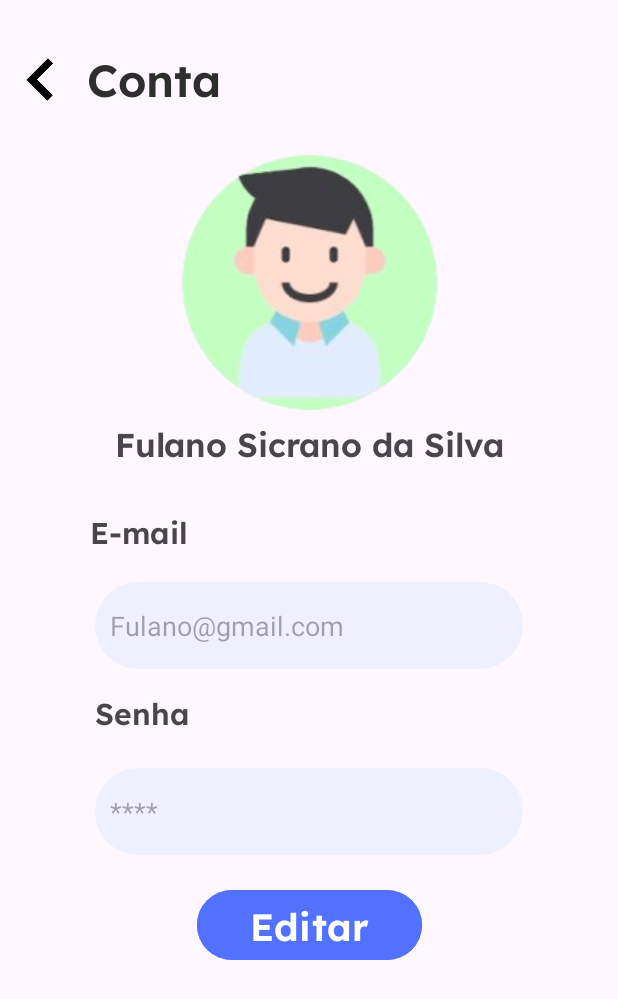
After one commit to mgolegario/LuFit, an Android app: the Conta screen opened directly, with no data from a screen before it, on a phone screen of 412 x 824 dp. The commit adds this screen. Shown: the top 999 px of the screen. Run offline under Robolectric (Android 15) with nearby library versions, the phone set to English and light mode, and no system bars.

Commit message:
Telas: DB funcionando, apenas adicionar algumas coisas e fim

```diff
--- /dev/null
+++ b/app/src/main/java/com/example/lufit/Conta.java
@@ -0,0 +1,24 @@
+package com.example.lufit;
+
+import android.os.Bundle;
+
+import androidx.activity.EdgeToEdge;
+import androidx.appcompat.app.AppCompatActivity;
+import androidx.core.graphics.Insets;
+import androidx.core.view.ViewCompat;
+import androidx.core.view.WindowInsetsCompat;
+
+public class Conta extends AppCompatActivity {
+
+    @Override
+    protected void onCreate(Bundle savedInstanceState) {
+        super.onCreate(savedInstanceState);
+        EdgeToEdge.enable(this);
+        setContentView(R.layout.activity_conta);
+        ViewCompat.setOnApplyWindowInsetsListener(findViewById(R.id.main), (v, insets) -> {
+            Insets systemBars = insets.getInsets(WindowInsetsCompat.Type.systemBars());
+            v.setPadding(systemBars.left, systemBars.top, systemBars.right, systemBars.bottom);
+            return insets;
+        });
+    }
+}
--- a/app/src/main/java/com/example/lufit/Conversa.java
+++ b/app/src/main/java/com/example/lufit/Conversa.java
@@ -105,8 +105,8 @@ public class Conversa extends AppCompatActivity {
                             Intent i = new Intent(Conversa.this, Home.class);
                             b = new Bundle();
                             b.putString("nome", nome);
-                            b.putFloat("altura", altura);
-                            b.putFloat("peso", peso);
+                            b.putString("altura", String.valueOf(altura));
+                            b.putString("peso", String.valueOf(peso));
                             b.putString("projeto", projeto);
 
                             i.putExtras(b);
--- /dev/null
+++ b/app/src/main/res/layout/activity_conta.xml
@@ -0,0 +1,166 @@
+<?xml version="1.0" encoding="utf-8"?>
+<androidx.constraintlayout.widget.ConstraintLayout xmlns:android="http://schemas.android.com/apk/res/android"
+    xmlns:app="http://schemas.android.com/apk/res-auto"
+    xmlns:tools="http://schemas.android.com/tools"
+    android:id="@+id/main"
+    android:layout_width="match_parent"
+    android:layout_height="match_parent"
+    tools:context=".ContaEditar">
+
+    <ImageView
+        android:id="@+id/iv_seta"
+        android:layout_width="30dp"
+        android:layout_height="50dp"
+        android:layout_marginStart="18dp"
+        android:layout_marginTop="28dp"
+        android:layout_marginEnd="5dp"
+        android:layout_weight="1"
+        app:layout_constraintEnd_toStartOf="@+id/tv_conta"
+        app:layout_constraintHorizontal_bias="0.0"
+        app:layout_constraintStart_toStartOf="parent"
+        app:layout_constraintTop_toTopOf="parent"
+        app:srcCompat="@drawable/seta_icone" />
+
+    <TextView
+        android:id="@+id/tv_conta"
+        android:layout_width="100dp"
+        android:layout_height="43dp"
+        android:layout_marginStart="10dp"
+        android:layout_marginTop="32dp"
+        android:layout_marginEnd="260dp"
+        android:layout_weight="1"
+        android:fontFamily="@font/lexend_semibold"
+        android:text="Conta"
+        android:textAlignment="viewStart"
+        android:textColor="#2E2E2E"
+        android:textSize="30sp"
+        app:layout_constraintEnd_toEndOf="parent"
+        app:layout_constraintStart_toEndOf="@+id/iv_seta"
+        app:layout_constraintTop_toTopOf="parent" />
+
+    <LinearLayout
+        android:id="@+id/linearLayout"
+        android:layout_width="409dp"
+        android:layout_height="180dp"
+        android:layout_marginStart="1dp"
+        android:layout_marginEnd="1dp"
+        android:orientation="vertical"
+        app:layout_constraintEnd_toEndOf="parent"
+        app:layout_constraintStart_toStartOf="parent"
+        app:layout_constraintTop_toBottomOf="@+id/linearLayout3">
+
+        <ImageView
+            android:id="@+id/iv_pessoa"
+            android:layout_width="match_parent"
+            android:layout_height="wrap_content"
+
+            app:srcCompat="@drawable/pessoinhaks" />
+
+    </LinearLayout>
+
+    <LinearLayout
+        android:id="@+id/linearLayout2"
+        android:layout_width="409dp"
+        android:layout_height="40dp"
+        android:layout_marginStart="1dp"
+        android:layout_marginTop="1dp"
+        android:layout_marginEnd="1dp"
+        android:orientation="vertical"
+        android:textAlignment="center"
+        app:layout_constraintEnd_toEndOf="parent"
+        app:layout_constraintStart_toStartOf="parent"
+        app:layout_constraintTop_toBottomOf="@+id/linearLayout">
+
+        <TextView
+            android:id="@+id/tv_nome"
+            android:layout_width="match_parent"
+            android:layout_height="wrap_content"
+            android:fontFamily="@font/lexend_semibold"
+            android:text="Fulano Sicrano da Silva"
+            android:textAlignment="center"
+            android:textSize="22sp" />
+    </LinearLayout>
+
+    <TextView
+        android:id="@+id/textView6"
+        android:layout_width="wrap_content"
+        android:layout_height="wrap_content"
+        android:layout_marginTop="20dp"
+        android:fontFamily="@font/lexend_semibold"
+        android:text="E-mail"
+        android:textSize="20sp"
+        app:layout_constraintEnd_toEndOf="parent"
+        app:layout_constraintHorizontal_bias="0.173"
+        app:layout_constraintStart_toStartOf="parent"
+        app:layout_constraintTop_toBottomOf="@+id/linearLayout2" />
+
+    <EditText
+        android:id="@+id/editTextTextEmailAddress"
+        android:layout_width="285dp"
+        android:layout_height="58dp"
+        android:layout_marginTop="20dp"
+        android:background="@drawable/rounded_edittext_background"
+        android:ems="10"
+        android:enabled="true"
+        android:hint="Fulano@gmail.com"
+        android:inputType="textEmailAddress"
+        app:layout_constraintEnd_toEndOf="parent"
+        app:layout_constraintStart_toStartOf="parent"
+        app:layout_constraintTop_toBottomOf="@+id/textView6" />
+
+    <TextView
+        android:id="@+id/textView7"
+        android:layout_width="wrap_content"
+        android:layout_height="wrap_content"
+        android:layout_marginTop="15dp"
+        android:fontFamily="@font/lexend_semibold"
+        android:text="Senha"
+        android:textSize="20sp"
+        app:layout_constraintEnd_toEndOf="parent"
+        app:layout_constraintHorizontal_bias="0.181"
+        app:layout_constraintStart_toStartOf="parent"
+        app:layout_constraintTop_toBottomOf="@+id/editTextTextEmailAddress" />
+
+    <EditText
+        android:id="@+id/editTextTextPassword2"
+        android:layout_width="285dp"
+        android:layout_height="58dp"
+        android:layout_marginTop="66dp"
+        android:background="@drawable/rounded_edittext_background"
+        android:ems="10"
+        android:enabled="true"
+        android:hint="****"
+        android:inputType="textPassword"
+        app:layout_constraintEnd_toEndOf="parent"
+        app:layout_constraintStart_toStartOf="parent"
+        app:layout_constraintTop_toBottomOf="@+id/editTextTextEmailAddress" />
+
+    <Button
+        android:id="@+id/button"
+        android:layout_width="150dp"
+        android:layout_height="wrap_content"
+        android:layout_marginTop="19dp"
+        android:backgroundTint="#5271FF"
+        android:fontFamily="@font/lexend_semibold"
+        android:text="Editar"
+        android:textSize="25sp"
+        app:layout_constraintEnd_toEndOf="parent"
+        app:layout_constraintStart_toStartOf="parent"
+        app:layout_constraintTop_toBottomOf="@+id/editTextTextPassword2" />
+
+    <LinearLayout
+        android:id="@+id/linearLayout3"
+        android:layout_width="409dp"
+        android:layout_height="100dp"
+        android:layout_marginStart="1dp"
+        android:layout_marginTop="16dp"
+        android:layout_marginEnd="1dp"
+        android:orientation="vertical"
+        app:layout_constraintBottom_toTopOf="@+id/tv_conta"
+        app:layout_constraintEnd_toEndOf="parent"
+        app:layout_constraintHorizontal_bias="1.0"
+        app:layout_constraintStart_toStartOf="parent"
+        app:layout_constraintTop_toTopOf="parent"
+        app:layout_constraintVertical_bias="0.202"></LinearLayout>
+
+</androidx.constraintlayout.widget.ConstraintLayout>
```
Also changed, not shown: app/src/main/AndroidManifest.xml (+11 -4 lines), app/src/main/java/com/example/lufit/Cadastro.java (added, +80 -0 lines), app/src/main/java/com/example/lufit/ContaEditar.java (added, +24 -0 lines), app/src/main/java/com/example/lufit/DBHelper.java (added, +67 -0 lines), app/src/main/java/com/example/lufit/HomeFragment.java (+5 -10 lines), app/src/main/java/com/example/lufit/Login.java (+36 -27 lines), app/src/main/java/com/example/lufit/PreferencesFragment.java (+18 -1 lines), app/src/main/res/layout/activity_cadastro.xml (added, +50 -0 lines), app/src/main/res/layout/activity_conta_editar.xml (added, +160 -0 lines), app/src/main/res/drawable/bola_verde.png (added), app/src/main/res/drawable/conta2.png (added), app/src/main/res/drawable/pessoinha.png (added), app/src/main/res/drawable/pessoinhaks.png (added).
